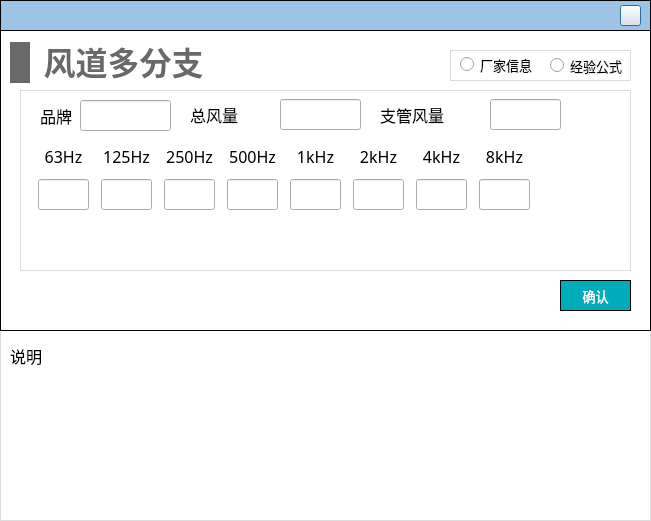
Above: NoiseCalSoft/inputDialog/dialog_duct_with_multi_ranc.ui from haobana/NoiCal before the change. Below: the same form after it.
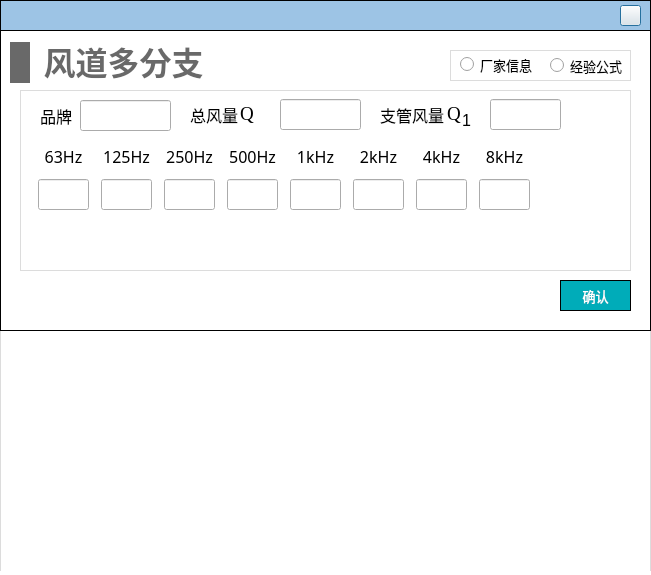
That is the form after the change. The open tabs and pages were chosen to show the change. Icons and pictures are not drawn.

```diff
--- a/NoiseCalSoft/inputDialog/dialog_duct_with_multi_ranc.ui
+++ b/NoiseCalSoft/inputDialog/dialog_duct_with_multi_ranc.ui
@@ -7,7 +7,7 @@
     <x>0</x>
     <y>0</y>
     <width>651</width>
-    <height>521</height>
+    <height>575</height>
    </rect>
   </property>
   <property name="windowTitle">
@@ -806,22 +806,6 @@
         </font>
        </property>
       </widget>
-      <widget class="QLabel" name="label">
-       <property name="geometry">
-        <rect>
-         <x>65</x>
-         <y>0</y>
-         <width>21</width>
-         <height>31</height>
-        </rect>
-       </property>
-       <property name="styleSheet">
-        <string notr="true">border-image: url(:/images/image/Q.jpg);</string>
-       </property>
-       <property name="text">
-        <string/>
-       </property>
-      </widget>
       <widget class="QLabel" name="label_13">
        <property name="geometry">
         <rect>
@@ -841,22 +825,6 @@
         <string>支管风量</string>
        </property>
       </widget>
-      <widget class="QLabel" name="label_2">
-       <property name="geometry">
-        <rect>
-         <x>270</x>
-         <y>0</y>
-         <width>31</width>
-         <height>31</height>
-        </rect>
-       </property>
-       <property name="styleSheet">
-        <string notr="true">border-image: url(:/images/image/Q1.jpg);</string>
-       </property>
-       <property name="text">
-        <string/>
-       </property>
-      </widget>
       <widget class="QLabel" name="label_15">
        <property name="geometry">
         <rect>
@@ -876,6 +844,67 @@
         <string>总风量</string>
        </property>
       </widget>
+      <widget class="QLabel" name="label_16">
+       <property name="geometry">
+        <rect>
+         <x>60</x>
+         <y>0</y>
+         <width>21</width>
+         <height>31</height>
+        </rect>
+       </property>
+       <property name="font">
+        <font>
+         <family>Times New Roman</family>
+         <pointsize>15</pointsize>
+         <italic>false</italic>
+         <bold>false</bold>
+        </font>
+       </property>
+       <property name="styleSheet">
+        <string notr="true">font: 15pt &quot;Times New Roman&quot;;</string>
+       </property>
+       <property name="text">
+        <string>&lt;html&gt;&lt;head/&gt;&lt;body&gt;&lt;p&gt;&lt;span style=&quot; font-size:14pt;&quot;&gt;Q&lt;/span&gt;&lt;/p&gt;&lt;/body&gt;&lt;/html&gt;</string>
+       </property>
+      </widget>
+      <widget class="QLabel" name="label_17">
+       <property name="geometry">
+        <rect>
+         <x>282</x>
+         <y>13</y>
+         <width>16</width>
+         <height>16</height>
+        </rect>
+       </property>
+       <property name="text">
+        <string>1</string>
+       </property>
+      </widget>
+      <widget class="QLabel" name="label_6">
+       <property name="geometry">
+        <rect>
+         <x>267</x>
+         <y>0</y>
+         <width>21</width>
+         <height>31</height>
+        </rect>
+       </property>
+       <property name="font">
+        <font>
+         <family>Times New Roman</family>
+         <pointsize>15</pointsize>
+         <italic>false</italic>
+         <bold>false</bold>
+        </font>
+       </property>
+       <property name="styleSheet">
+        <string notr="true">font: 15pt &quot;Times New Roman&quot;;</string>
+       </property>
+       <property name="text">
+        <string>&lt;html&gt;&lt;head/&gt;&lt;body&gt;&lt;p&gt;&lt;span style=&quot; font-size:14pt;&quot;&gt;Q&lt;/span&gt;&lt;/p&gt;&lt;/body&gt;&lt;/html&gt;</string>
+       </property>
+      </widget>
      </widget>
      <widget class="QWidget" name="page_known">
       <widget class="QLabel" name="label_5">
@@ -958,7 +987,7 @@
      <x>0</x>
      <y>330</y>
      <width>651</width>
-     <height>201</height>
+     <height>241</height>
     </rect>
    </property>
    <property name="minimumSize">
@@ -980,7 +1009,7 @@
        <x>0</x>
        <y>0</y>
        <width>651</width>
-       <height>191</height>
+       <height>251</height>
       </rect>
      </property>
      <property name="minimumSize">
@@ -995,77 +1024,20 @@
 border: 1px solid #DCDCDC;
 }</string>
      </property>
-     <widget class="QWidget" name="widget_3" native="true">
-      <property name="geometry">
-       <rect>
-        <x>410</x>
-        <y>20</y>
-        <width>191</width>
-        <height>71</height>
-       </rect>
-      </property>
-      <property name="styleSheet">
-       <string notr="true">border-image: url(:/images/image/三通公式.jpg);
-border-image: url(:/images/image/tee_formula.jpg);</string>
-      </property>
-     </widget>
-     <widget class="QWidget" name="widget_4" native="true">
-      <property name="geometry">
-       <rect>
-        <x>410</x>
-        <y>110</y>
-        <width>161</width>
-        <height>31</height>
-       </rect>
-      </property>
-      <property name="styleSheet">
-       <string notr="true">border-image: url(:/images/image/tee_formula_descr2.jpg);</string>
-      </property>
-     </widget>
-     <widget class="QWidget" name="widget_5" native="true">
-      <property name="geometry">
-       <rect>
-        <x>410</x>
-        <y>150</y>
-        <width>191</width>
-        <height>31</height>
-       </rect>
-      </property>
-      <property name="styleSheet">
-       <string notr="true">border-image: url(:/images/image/三通公式说明2.jpg);
-border-image: url(:/images/image/tee_formula_descr1.jpg);</string>
-      </property>
-     </widget>
-     <widget class="QWidget" name="widget" native="true">
-      <property name="geometry">
-       <rect>
-        <x>60</x>
-        <y>10</y>
-        <width>201</width>
-        <height>171</height>
-       </rect>
-      </property>
-      <property name="styleSheet">
-       <string notr="true">border-image: url(:/images/image/duct_with_multi_ranc.png);</string>
-      </property>
-     </widget>
-     <widget class="QLabel" name="label_6">
+     <widget class="QLabel" name="label_3">
       <property name="geometry">
        <rect>
         <x>10</x>
-        <y>10</y>
-        <width>41</width>
-        <height>31</height>
+        <y>20</y>
+        <width>531</width>
+        <height>201</height>
        </rect>
       </property>
-      <property name="font">
-       <font>
-        <family>黑体</family>
-        <pointsize>12</pointsize>
-       </font>
+      <property name="styleSheet">
+       <string notr="true">border-image: url(:/images/image/duct_with_multi_ranc_descri.png);</string>
       </property>
       <property name="text">
-       <string>说明</string>
+       <string/>
       </property>
      </widget>
     </widget>
```
Left out of the diff: 2 changed lines with no effect on the pictures.
